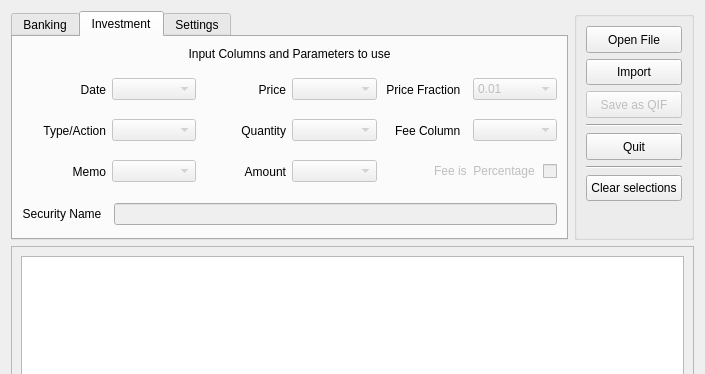
This is kmymoney/plugins/csvimport/csvimporterdlgdecl.ui in KDE/kmymoney as Qt 5 draws it before an edit; both pictures show x 0 to 705 and y 0 to 374 of the 705 by 595 pixel window. The edited form follows.
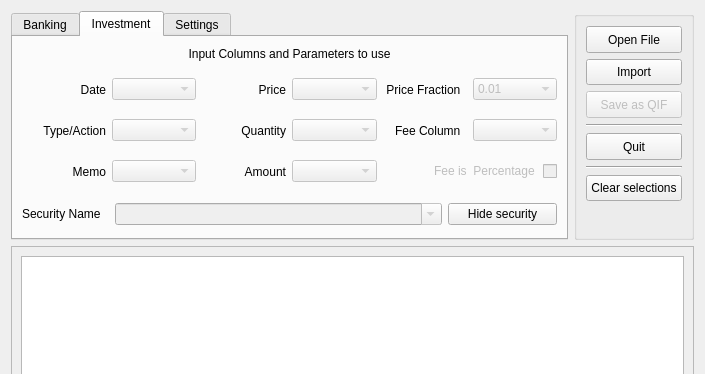
This is the edited form. Custom widgets are drawn as their Qt base class.

Commit message:
Previously, it was necessary to type in the name whenever a security was to be imported.  Instead, a KComboBox is used, and security names entered are saved in the resource file, to save inputting each time.  A button has been added to allow removal of any unwanted or erroneous names from the selection list.
Also, a decimal separator now has to be selected before import, to avoid accidental use of a previous, wrong type, which could affect imported values.

Diff of the .ui file:
```diff
--- a/kmymoney/plugins/csvimport/csvimporterdlgdecl.ui
+++ b/kmymoney/plugins/csvimport/csvimporterdlgdecl.ui
@@ -492,7 +492,7 @@
         <attribute name="title">
          <string>Investment</string>
         </attribute>
-        <layout class="QVBoxLayout" name="verticalLayout_4">
+        <layout class="QVBoxLayout" name="verticalLayout_4" stretch="0,0,0">
          <item>
           <widget class="QLabel" name="labelInv_hdg">
            <property name="maximumSize">
@@ -867,7 +867,7 @@
           </layout>
          </item>
          <item>
-          <layout class="QHBoxLayout" name="horizontalLayout_3">
+          <layout class="QHBoxLayout" name="horizontalLayout_3" stretch="80,300,100">
            <property name="topMargin">
             <number>4</number>
            </property>
@@ -892,26 +892,42 @@
               <string comment="name of security"/>
              </property>
              <property name="text">
-              <string>Security Name  </string>
+              <string>Security Name</string>
              </property>
              <property name="alignment">
-              <set>Qt::AlignRight|Qt::AlignTrailing|Qt::AlignVCenter</set>
+              <set>Qt::AlignLeading|Qt::AlignLeft|Qt::AlignVCenter</set>
              </property>
             </widget>
            </item>
            <item>
-            <widget class="KLineEdit" name="lineEditInv_securityName">
+            <widget class="KComboBox" name="comboBoxInv_securityName">
              <property name="enabled">
               <bool>false</bool>
              </property>
-             <property name="maximumSize">
-              <size>
-               <width>16777215</width>
-               <height>25</height>
-              </size>
+             <property name="toolTip">
+              <string>Name of security to import.</string>
              </property>
+             <property name="editable">
+              <bool>true</bool>
+             </property>
+             <property name="insertPolicy">
+              <enum>QComboBox::InsertAlphabetically</enum>
+             </property>
+             <property name="autoCompletion">
+              <bool>false</bool>
+             </property>
+            </widget>
+           </item>
+           <item>
+            <widget class="KPushButton" name="buttonInv_hideSecurity">
              <property name="toolTip">
-              <string comment="verb, Enter name of security">Enter name of security</string>
+              <string>&lt;p align=&quot;center&quot;&gt;Remove security name from selection list. &lt;br&gt; It does not affect the underlying security itself.</string>
+             </property>
+             <property name="statusTip">
+              <string/>
+             </property>
+             <property name="text">
+              <string>Hide security</string>
              </property>
             </widget>
            </item>
@@ -1568,11 +1584,6 @@
    <extends>QPushButton</extends>
    <header>kpushbutton.h</header>
   </customwidget>
-  <customwidget>
-   <class>KLineEdit</class>
-   <extends>QLineEdit</extends>
-   <header>klineedit.h</header>
-  </customwidget>
   <customwidget>
    <class>KComboBox</class>
    <extends>QComboBox</extends>
```
Left out of the diff: 9 changed lines with no effect on the pictures. The commit also changes 7 other files.
